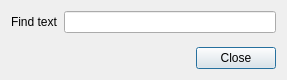
This is src/gui/find_text_dialog.ui in solarus-games/solarus-quest-editor as Qt 5 draws it before an edit. The edited form follows.
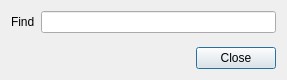
This is the edited form.

Commit message: Update French translation

```diff
--- a/src/gui/find_text_dialog.ui
+++ b/src/gui/find_text_dialog.ui
@@ -19,7 +19,7 @@
      <item row="0" column="0">
       <widget class="QLabel" name="find_label">
        <property name="text">
-        <string>Find text</string>
+        <string>Find</string>
        </property>
       </widget>
      </item>
```
The commit also changes 1 other file.
